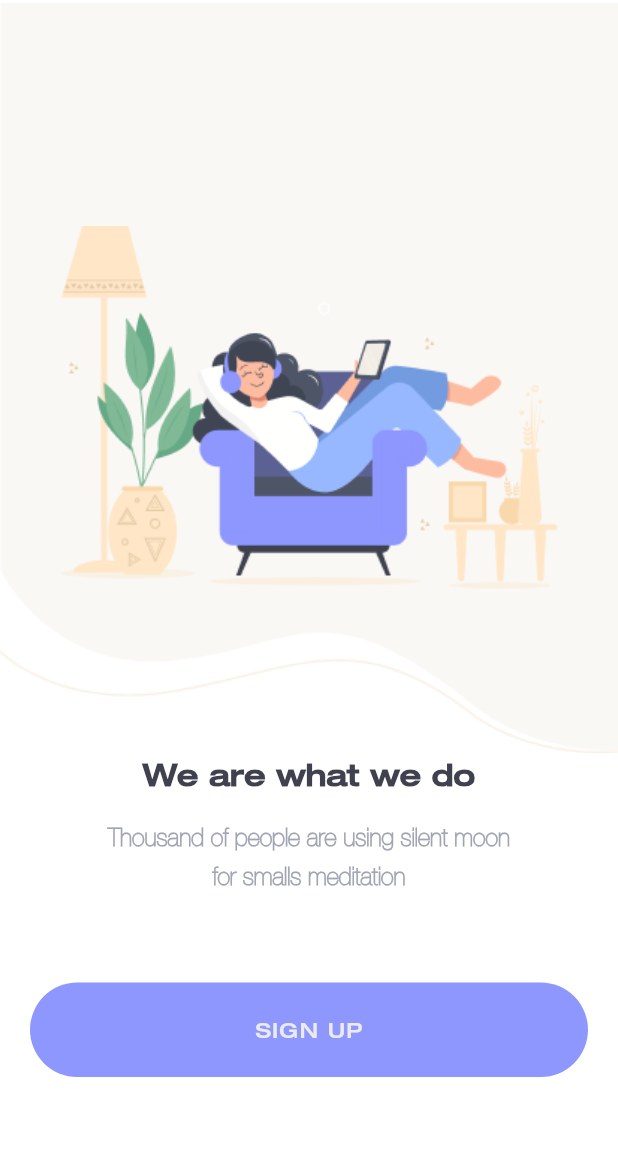
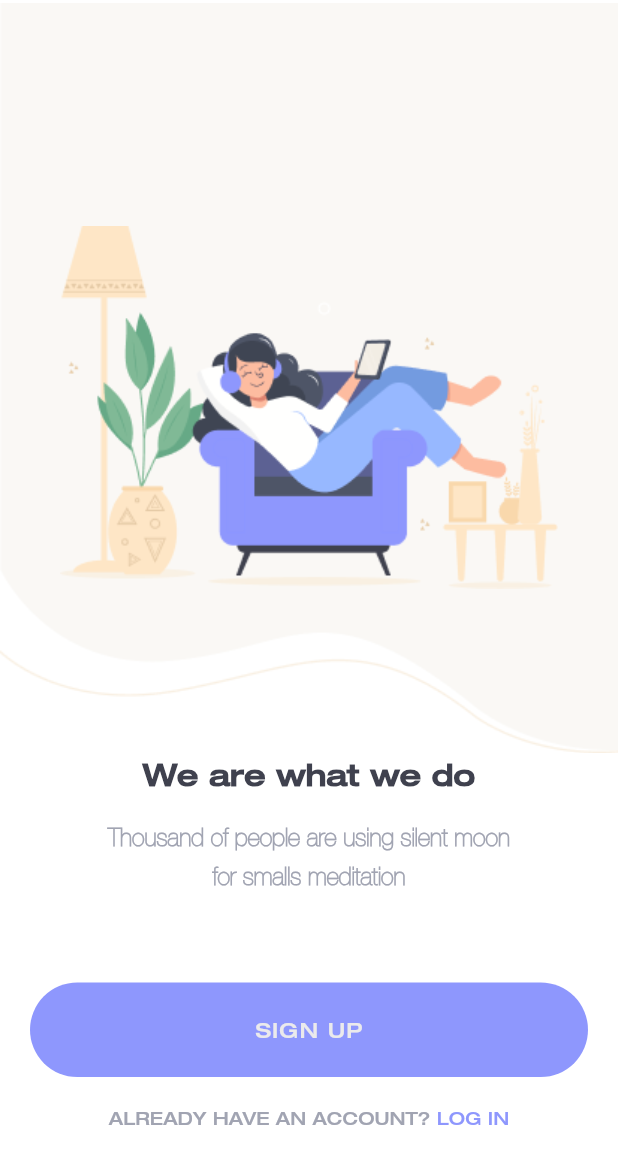
Before and after one commit to embunazzahra/mediation-app, a Flutter app: the screen it shows after launch, on a phone screen of 412 x 824 dp. Shown: the top 1164 px of the screen. Run offline on Flutter 3.47's test engine with Material 2 defaults, Android fonts, the phone set to English and light mode, and no system bars.

Commit message:
rich text

```diff
--- a/lib/shared/theme.dart
+++ b/lib/shared/theme.dart
@@ -19,8 +19,13 @@
     TextStyle(fontFamily: 'HelveticaNeueBold', color: kDarkGreyColor);
 TextStyle helveticaLightGrey =
     TextStyle(fontFamily: 'HelveticaNeueLight', color: kLightGreyColor);
+TextStyle helveticaBoldGrey =
+    TextStyle(fontFamily: 'HelveticaNeueBold', color: kLightGreyColor);
+
 TextStyle helveticaWhite =
     TextStyle(fontFamily: 'HelveticaNeueBold', color: kWhiteButtonColor);
+TextStyle helveticaPurple =
+    TextStyle(fontFamily: 'HelveticaNeueBold', color: kLightPurpleColor);
 
 //For Font Weight
 FontWeight light = FontWeight.w300;
--- a/lib/ui/pages/sign_up_page.dart
+++ b/lib/ui/pages/sign_up_page.dart
@@ -70,6 +70,28 @@
           ));
     }
 
+    Widget logInText() {
+      return GestureDetector(
+          onTap: () {},
+          child: Container(
+            margin: EdgeInsets.only(top: 20, bottom: 95),
+            child: RichText(
+                textAlign: TextAlign.center,
+                text: TextSpan(
+                  children: [
+                    TextSpan(
+                        text: 'ALREADY HAVE AN ACCOUNT? ',
+                        style: helveticaBoldGrey.copyWith(
+                            fontWeight: light, fontSize: 12)),
+                    TextSpan(
+                        text: 'LOG IN',
+                        style: helveticaPurple.copyWith(
+                            fontWeight: light, fontSize: 12)),
+                  ],
+                )),
+          ));
+    }
+
     return Scaffold(
       backgroundColor: kWhiteBackgroundColor,
       body: Center(
@@ -78,6 +100,7 @@
             background(),
             signUpText(),
             signUpButton(),
+            logInText(),
           ],
         ),
       ),
```
